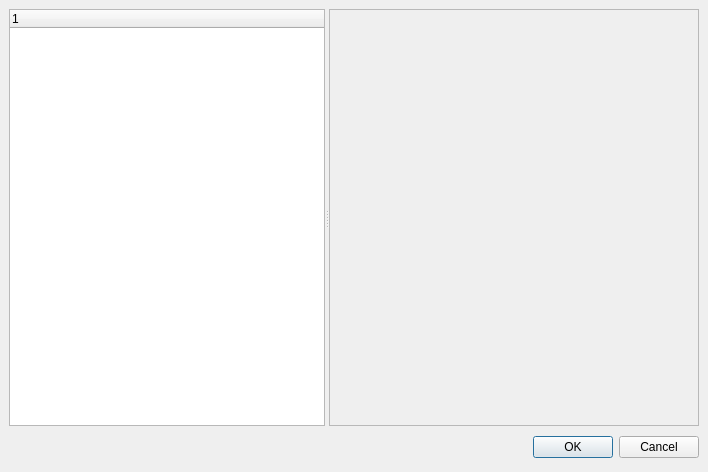
Before: the Qt Designer form BartleBlog/ui/main_config.ui in ralsina/ra-blog, drawn with Qt 5.
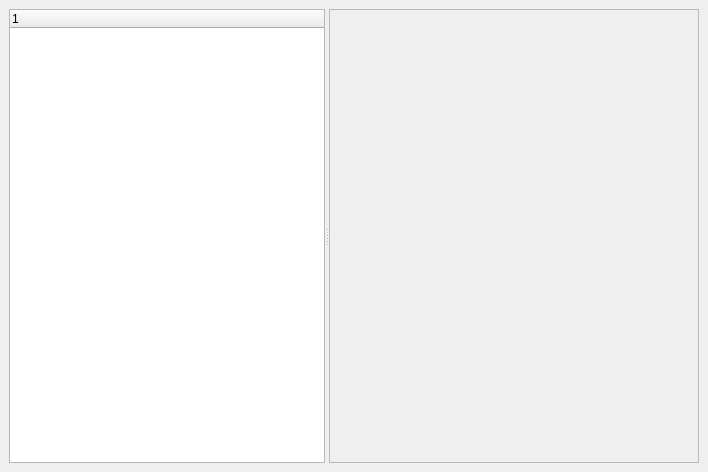
After: the same form once the commit is applied.

Commit message: The config dialog.

```diff
--- a/BartleBlog/ui/main_config.ui
+++ b/BartleBlog/ui/main_config.ui
@@ -12,7 +12,7 @@
   <property name="windowTitle" >
    <string>Dialog</string>
   </property>
-  <layout class="QVBoxLayout" >
+  <layout class="QHBoxLayout" >
    <property name="margin" >
     <number>9</number>
    </property>
@@ -27,7 +27,7 @@
      <widget class="QTreeWidget" name="tree" >
       <property name="sizePolicy" >
        <sizepolicy>
-        <hsizetype>7</hsizetype>
+        <hsizetype>5</hsizetype>
         <vsizetype>7</vsizetype>
         <horstretch>1</horstretch>
         <verstretch>0</verstretch>
@@ -52,43 +52,6 @@
      </widget>
     </widget>
    </item>
-   <item>
-    <layout class="QHBoxLayout" >
-     <property name="margin" >
-      <number>0</number>
-     </property>
-     <property name="spacing" >
-      <number>6</number>
-     </property>
-     <item>
-      <spacer>
-       <property name="orientation" >
-        <enum>Qt::Horizontal</enum>
-       </property>
-       <property name="sizeHint" >
-        <size>
-         <width>131</width>
-         <height>31</height>
-        </size>
-       </property>
-      </spacer>
-     </item>
-     <item>
-      <widget class="QPushButton" name="okButton" >
-       <property name="text" >
-        <string>OK</string>
-       </property>
-      </widget>
-     </item>
-     <item>
-      <widget class="QPushButton" name="cancelButton" >
-       <property name="text" >
-        <string>Cancel</string>
-       </property>
-      </widget>
-     </item>
-    </layout>
-   </item>
   </layout>
  </widget>
  <resources/>
```
Left out of the diff: 35 changed lines with no effect on the pictures. The commit also changes 10 other files.
